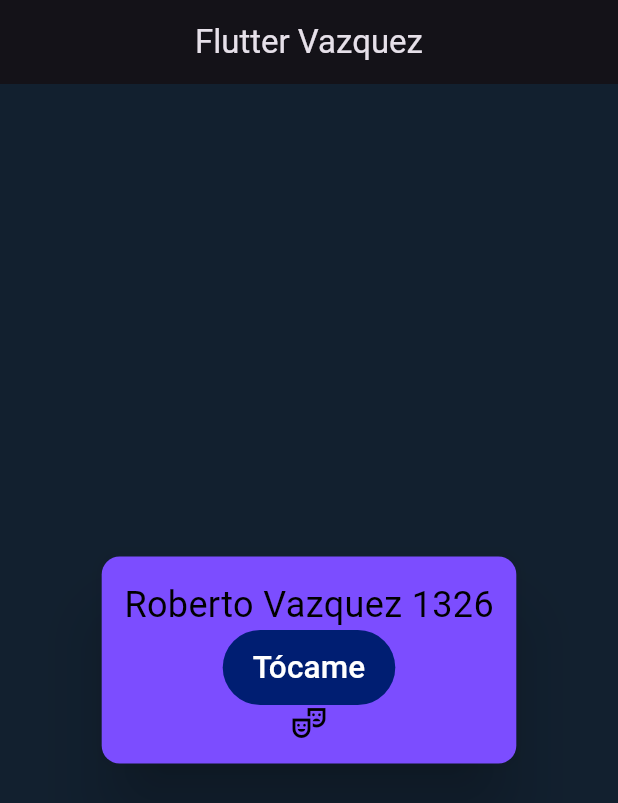
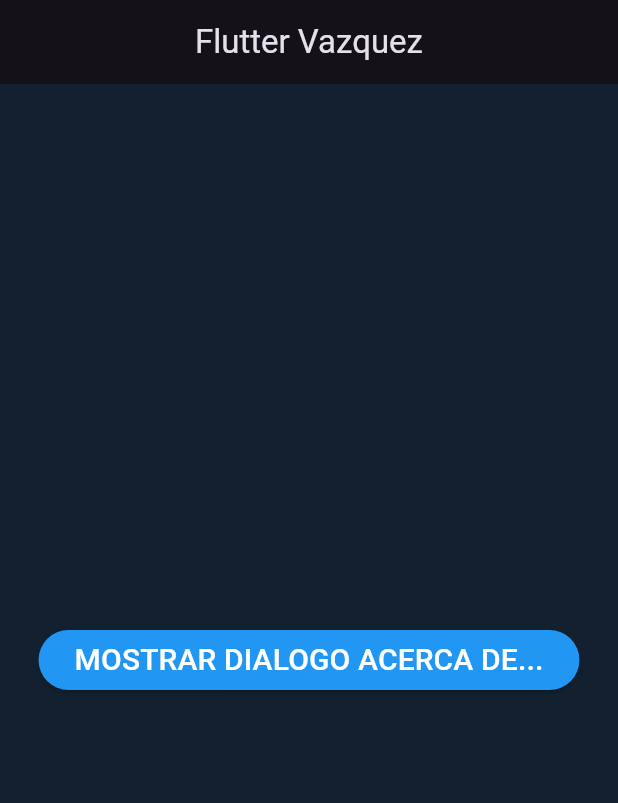
Before and after one commit to robertovazquez1/CursoFlutter1326, a Flutter app: the screen it shows after launch, on a phone screen of 412 x 824 dp. Shown: the top 803 px of the screen. Run offline on Flutter 3.47's test engine with Material 3 defaults, Android fonts, the phone set to English and light mode, and no system bars; Roboto replaces fonts that are missing (Calibri).

Commit message:
ejemplo de dialogo de alerta

```diff
--- a/lib/main.dart
+++ b/lib/main.dart
@@ -1,5 +1,6 @@
 import 'package:flutter/material.dart';
 import 'package:vazquezcurso/widgets/card.dart';
+import 'package:vazquezcurso/widgets/dialogo_acerca_de.dart';
 
 const Color darkBlue = Color(0xFF12202F);
 
@@ -19,7 +20,7 @@ class MiTarjeta extends StatelessWidget {
           title: const Text('Flutter Vazquez'),
           centerTitle: true,
         ),
-        body: const LaTarjeta(),
+        body: const DialogoAcercaDe(),
       ),
     );
   }
--- /dev/null
+++ b/lib/widgets/dialogo_acerca_de.dart
@@ -0,0 +1,41 @@
+import 'package:flutter/material.dart';
+
+class DialogoAcercaDe extends StatefulWidget {
+  const DialogoAcercaDe({Key? key}) : super(key: key);
+
+  @override
+  State<DialogoAcercaDe> createState() => _DialogoAcercaDeState();
+}
+
+class _DialogoAcercaDeState extends State<DialogoAcercaDe> {
+  @override
+  Widget build(BuildContext context) {
+    return Center(
+      child: ElevatedButton(
+        style: ElevatedButton.styleFrom(
+          backgroundColor:
+              Colors.blue, // Color de fondo del botón, // Espaciado
+        ),
+        child: const Text(
+          "MOSTRAR DIALOGO ACERCA DE...",
+          style: TextStyle(
+              color: Colors.white, fontFamily: 'Calibri', fontSize: 20),
+        ),
+        onPressed: () {
+          showDialog(
+            context: context,
+            builder: (context) => const AboutDialog(
+              applicationIcon: FlutterLogo(),
+              applicationLegalese: 'Legalese',
+              applicationName: 'Flutter App',
+              applicationVersion: 'version 1.0.0',
+              children: [
+                Text('This is a text created by Flutter Mapp'),
+              ],
+            ),
+          );
+        },
+      ),
+    );
+  }
+}
```
Also changed, not shown: z_curso/Acerca de.PNG (added), z_curso/Legal.PNG (added), 1 other file.
